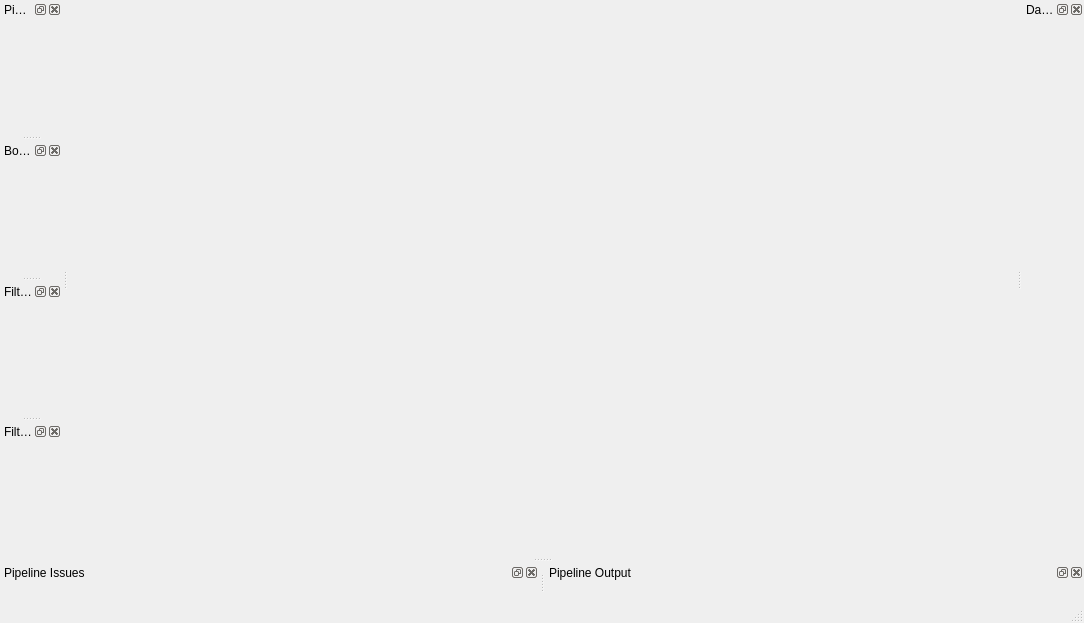
Before: the Qt Designer form Source/SIMPLView/UI_Files/SIMPLView_UI.ui in BlueQuartzSoftware/SIMPLView, drawn with Qt 5.
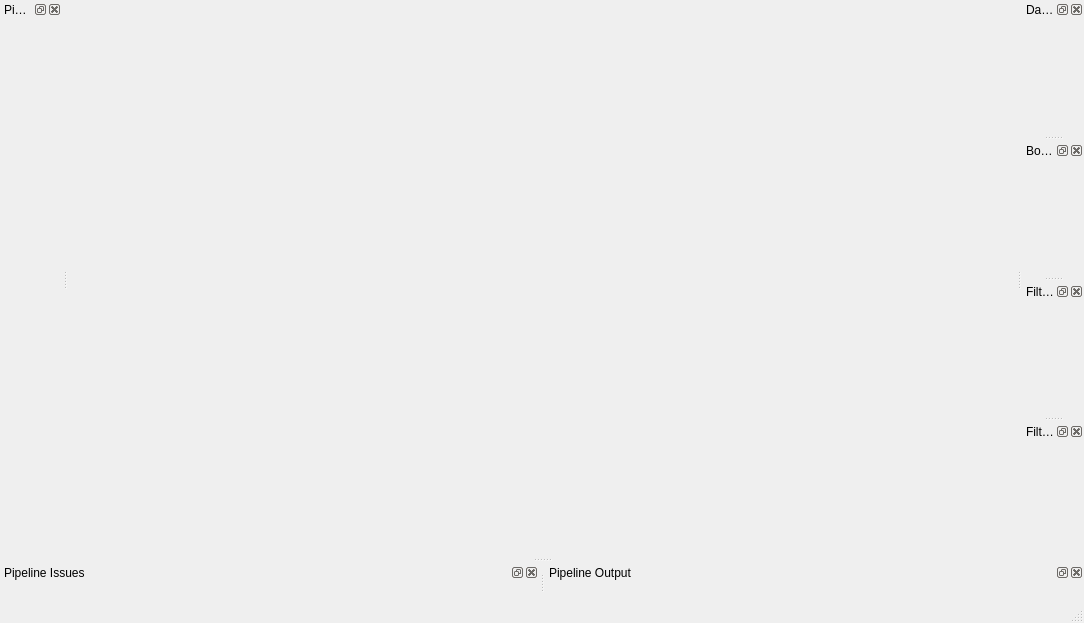
After: the same form once the commit is applied. Custom widgets are drawn as their Qt base class.

Commit message: Moving default starting position for Filter List, Filter Library, and Bookmarks docks to the right side.

```diff
--- a/Source/SIMPLView/UI_Files/SIMPLView_UI.ui
+++ b/Source/SIMPLView/UI_Files/SIMPLView_UI.ui
@@ -176,7 +176,7 @@
     <string>Bookmarks</string>
    </property>
    <attribute name="dockWidgetArea">
-    <number>1</number>
+    <number>2</number>
    </attribute>
    <widget class="QWidget" name="bookmarksInternalWidget">
     <layout class="QGridLayout" name="gridLayout_5">
@@ -209,7 +209,7 @@
     <string>Filter Library</string>
    </property>
    <attribute name="dockWidgetArea">
-    <number>1</number>
+    <number>2</number>
    </attribute>
    <widget class="QWidget" name="filterLibraryInternalWidget">
     <layout class="QGridLayout" name="gridLayout_6">
@@ -242,7 +242,7 @@
     <string>Filter List</string>
    </property>
    <attribute name="dockWidgetArea">
-    <number>1</number>
+    <number>2</number>
    </attribute>
    <widget class="QWidget" name="filterListInternalWidget">
     <layout class="QGridLayout" name="gridLayout_2">
```
